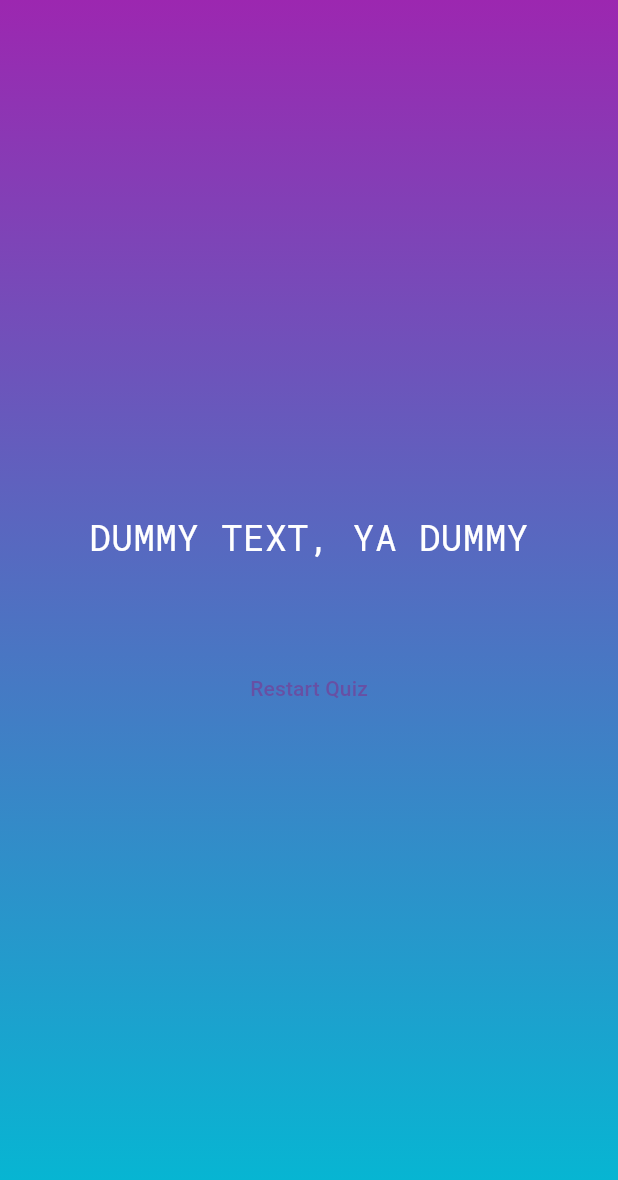
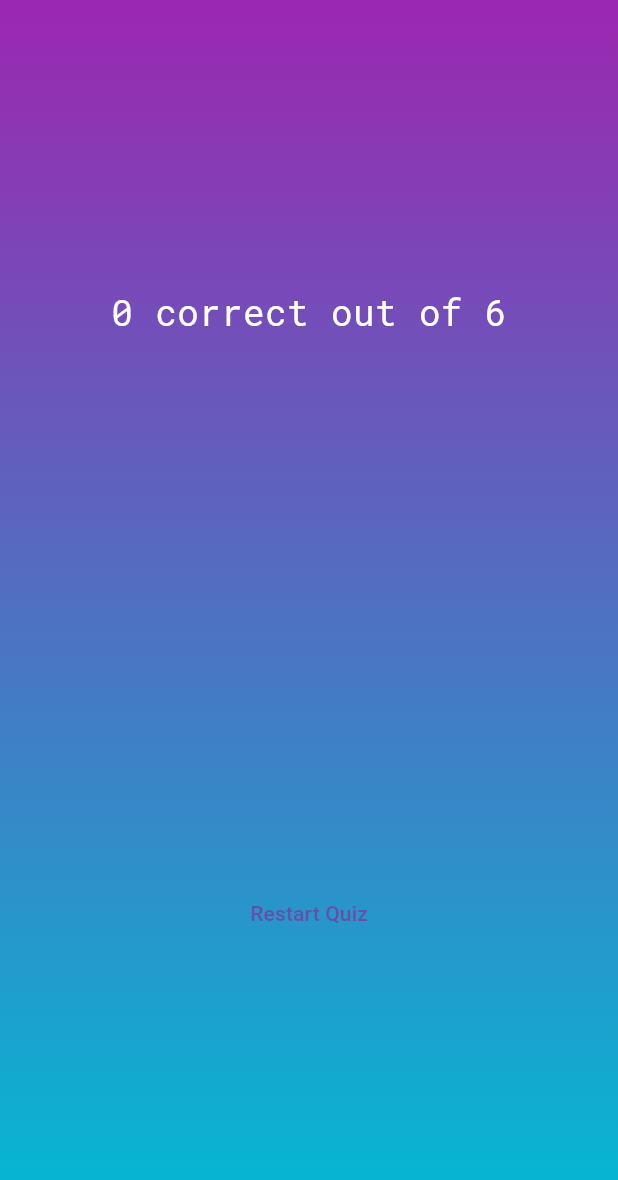
Before and after one commit to Pwikster/QuizAppFlutter, a Flutter app: the ResultsScreen widget shown alone on an empty page, opened directly with empty values, on a phone screen of 412 x 824 dp. Shown: the top 1180 px of the screen. Run offline on Flutter 3.47's test engine with Material 3 defaults, Android fonts, the phone set to English and light mode, and no system bars; our stand-ins replace google_fonts.

Commit message:
Summary of quiz added with correct data. Styling to come

```diff
--- a/lib/questions_summary.dart
+++ b/lib/questions_summary.dart
@@ -1,5 +1,4 @@
 import 'package:flutter/material.dart';
-import 'package:quizapp/styled_text.dart';
 
 class QuestionsSummary extends StatelessWidget {
   const QuestionsSummary({
@@ -11,15 +10,19 @@ class QuestionsSummary extends StatelessWidget {
 
   @override
   Widget build(context) {
-    return Column(
+    return SizedBox(
+      height: 300,
+      child: SingleChildScrollView(
+        child: Column(
           children: summaryData.map(
             (data) {
               return Row(
                 children: [
-              StyledText(
+                  Text(
                     ((data['question_index'] as int) + 1).toString(),
                   ),
-              Column(
+                  Expanded(
+                    child: Column(
                       children: [
                         Text(data['user_answer'] as String),
                         const SizedBox(
@@ -28,10 +31,13 @@ class QuestionsSummary extends StatelessWidget {
                         Text(data['correct_answer'] as String),
                       ],
                     ),
+                  ),
                 ],
               );
             },
           ).toList(),
+        ),
+      ),
     );
   }
 }
--- a/lib/results_screen.dart
+++ b/lib/results_screen.dart
@@ -28,6 +28,12 @@ class ResultsScreen extends StatelessWidget {
 
   @override
   Widget build(context) {
+    final summaryData = getSummaryData();
+    final numTotalQuestions = questions.length;
+    final numCorrectQuestions = summaryData.where((data) {
+      return data['user_answer'] == data['correct_answer'];
+    }).length;
+
     return StartScreen(
       colors: const [Colors.purple, Colors.cyan],
       content: Container(
@@ -36,12 +42,13 @@ class ResultsScreen extends StatelessWidget {
           mainAxisAlignment: MainAxisAlignment.center,
           crossAxisAlignment: CrossAxisAlignment.stretch,
           children: [
-            const StyledText('DUMMY TEXT, YA DUMMY'),
+            StyledText(
+                '$numCorrectQuestions correct out of $numTotalQuestions'),
             const SizedBox(
               height: 30,
             ),
             QuestionsSummary(
-              summaryData: getSummaryData(),
+              summaryData: summaryData,
             ),
             const SizedBox(
               height: 30,
```
Lines whose indentation alone changed are shown as unchanged.
